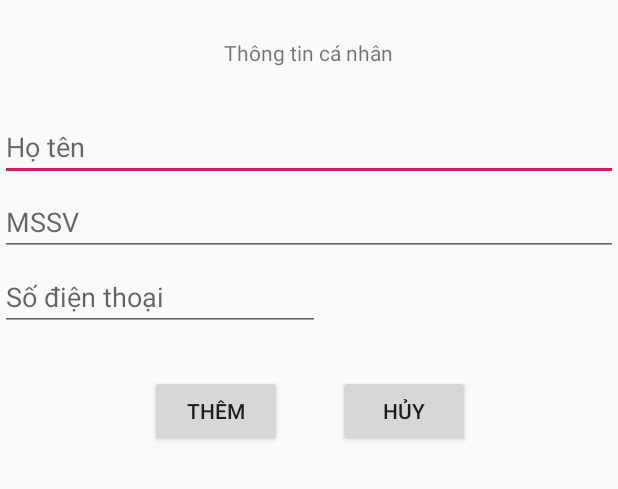
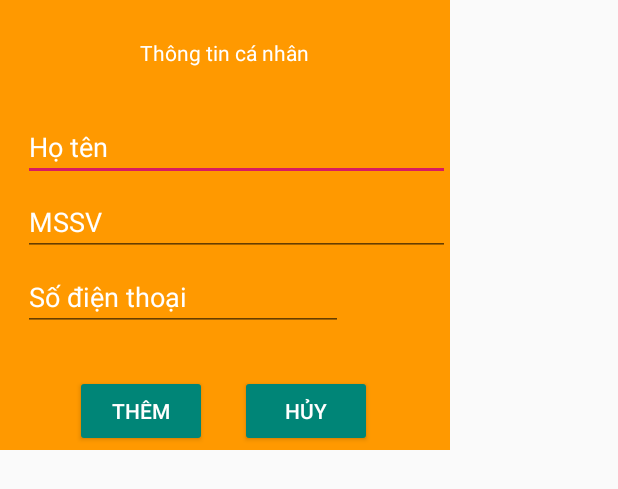
Before and after one commit to dainghia-tran/Activities-Management, an Android app: the layout add_student_dialog.xml on its own in the app's theme, with its tools: preview values and no code run, on a phone screen of 412 x 824 dp. Shown: the top 489 px of the screen. Run offline under Robolectric (Android 15) with nearby library versions, the phone set to English and light mode, and no system bars.

Commit message:
Fix some bugs

```diff
--- a/app/src/main/java/com/kennen/activitymanagement/DetailedActivity.java
+++ b/app/src/main/java/com/kennen/activitymanagement/DetailedActivity.java
@@ -76,10 +76,10 @@ public class DetailedActivity extends AppCompatActivity
             tvDes.setText(temp.getDescription());
 
 
-            if (temp.getStudentsList() !=null)
+            if (studentList != null)
             {
                 student = (RecyclerView) findViewById(R.id.rv_actStudent);
-                adapterStudent = new RVAdapterStudent(temp.getStudentsList().stream().filter(std -> !std.isRollCall()).collect(Collectors.toList()), this);
+                adapterStudent = new RVAdapterStudent(studentList.stream().filter(std -> !std.isRollCall()).collect(Collectors.toList()), this);
                 student.setAdapter(adapterStudent);
                 student.setLayoutManager(new LinearLayoutManager(this));
             }
@@ -100,7 +100,10 @@ public class DetailedActivity extends AppCompatActivity
 
         rollCallFab.setOnClickListener(v ->
         {
-            RollCall();
+            if (studentList != null)
+                RollCall();
+            else
+                Toast.makeText(this, "Chưa có dữ liệu người tham gia!", Toast.LENGTH_SHORT).show();
         });
 
         exportFab.setOnClickListener(v ->
@@ -110,7 +113,10 @@ public class DetailedActivity extends AppCompatActivity
                 @Override
                 public void onPermissionsChecked(MultiplePermissionsReport report)
                 {
-                    ExportXLSX();
+                    if (temp.getStudentsList() != null)
+                        ExportXLSX();
+                    else
+                        Toast.makeText(DetailedActivity.this, "Dữ liệu rỗng, không thể xuất Excel!", Toast.LENGTH_SHORT).show();
                 }
 
                 @Override
@@ -119,12 +125,9 @@ public class DetailedActivity extends AppCompatActivity
                     Toast.makeText(DetailedActivity.this, "Vui lòng cấp quyền xuất file lên bộ nhớ!", Toast.LENGTH_SHORT).show();
                 }
             }).check();
-
-
-            //Toast.makeText(this, "Đã xuất file " + temp.getDbChild() + ".xlsx" +" thành công!", Toast.LENGTH_SHORT).show();
         });
 
-        deleteActFab.setOnClickListener(v->
+        deleteActFab.setOnClickListener(v ->
         {
             DeleteActivity();
         });
@@ -259,7 +262,7 @@ public class DetailedActivity extends AppCompatActivity
         fab = (FloatingActionButton) findViewById(R.id.fab_expand);
         rollCallFab = (FloatingActionButton) findViewById(R.id.fab_rollCall);
         exportFab = (FloatingActionButton) findViewById(R.id.fab_export);
-        deleteActFab = (FloatingActionButton)findViewById(R.id.fab_deleteAct);
+        deleteActFab = (FloatingActionButton) findViewById(R.id.fab_deleteAct);
     }
 
     private void ShowFAB()
--- a/app/src/main/res/layout/add_student_dialog.xml
+++ b/app/src/main/res/layout/add_student_dialog.xml
@@ -1,7 +1,8 @@
 <?xml version="1.0" encoding="utf-8"?>
 <androidx.coordinatorlayout.widget.CoordinatorLayout xmlns:android="http://schemas.android.com/apk/res/android"
-        android:layout_width="match_parent"
-        android:layout_height="match_parent">
+        android:layout_width="300dp"
+        android:layout_height="300dp"
+        android:background="#FF9900">
 
     <TextView
             android:id="@+id/tv_inputStdInfo"
@@ -9,45 +10,59 @@
             android:layout_height="wrap_content"
             android:layout_gravity="center_horizontal"
             android:layout_marginTop="25dp"
-            android:text="Thông tin cá nhân" />
+            android:text="Thông tin cá nhân"
+            android:textColor="#FFFFFF" />
 
     <EditText
             android:id="@+id/edt_stdName"
             android:layout_width="match_parent"
             android:layout_height="wrap_content"
+            android:layout_marginStart="15dp"
             android:layout_marginTop="75dp"
-            android:hint="Họ tên" />
+            android:hint="Họ tên"
+            android:textColor="#FFFFFF"
+            android:textColorHint="#FFFFFF" />
 
     <EditText
             android:id="@+id/edt_stdId"
             android:layout_width="match_parent"
             android:layout_height="wrap_content"
+            android:layout_marginStart="15dp"
             android:layout_marginTop="125dp"
-            android:hint="MSSV" />
+            android:hint="MSSV"
+            android:textColor="#FFFFFF"
+            android:textColorHint="#FFFFFF" />
 
     <EditText
             android:id="@+id/edt_stdTel"
             android:layout_width="wrap_content"
             android:layout_height="wrap_content"
+            android:layout_marginStart="15dp"
             android:layout_marginTop="175dp"
             android:ems="10"
             android:hint="Số điện thoại"
-            android:inputType="phone" />
+            android:inputType="phone"
+            android:textColor="#FFFFFF"
+            android:textColorHint="#FFFFFF" />
 
     <Button
             android:id="@+id/btn_confirm"
             android:layout_width="wrap_content"
             android:layout_height="wrap_content"
-            android:layout_marginStart="100dp"
+            android:layout_marginStart="50dp"
             android:layout_marginTop="250dp"
-            android:text="Thêm" />
+            android:backgroundTint="@color/colorPrimary"
+            android:text="Thêm"
+            android:textColor="#FFFFFF" />
 
     <Button
             android:id="@+id/btn_cancel"
             android:layout_width="wrap_content"
             android:layout_height="wrap_content"
-            android:layout_marginStart="225dp"
+            android:layout_marginStart="160dp"
             android:layout_marginTop="250dp"
-            android:text="Hủy" />
+            android:backgroundTint="@color/colorPrimary"
+            android:text="Hủy"
+            android:textColor="#FFFFFF" />
 
 </androidx.coordinatorlayout.widget.CoordinatorLayout>
```
Also changed, not shown: app/src/main/res/drawable-v24/people.png.
